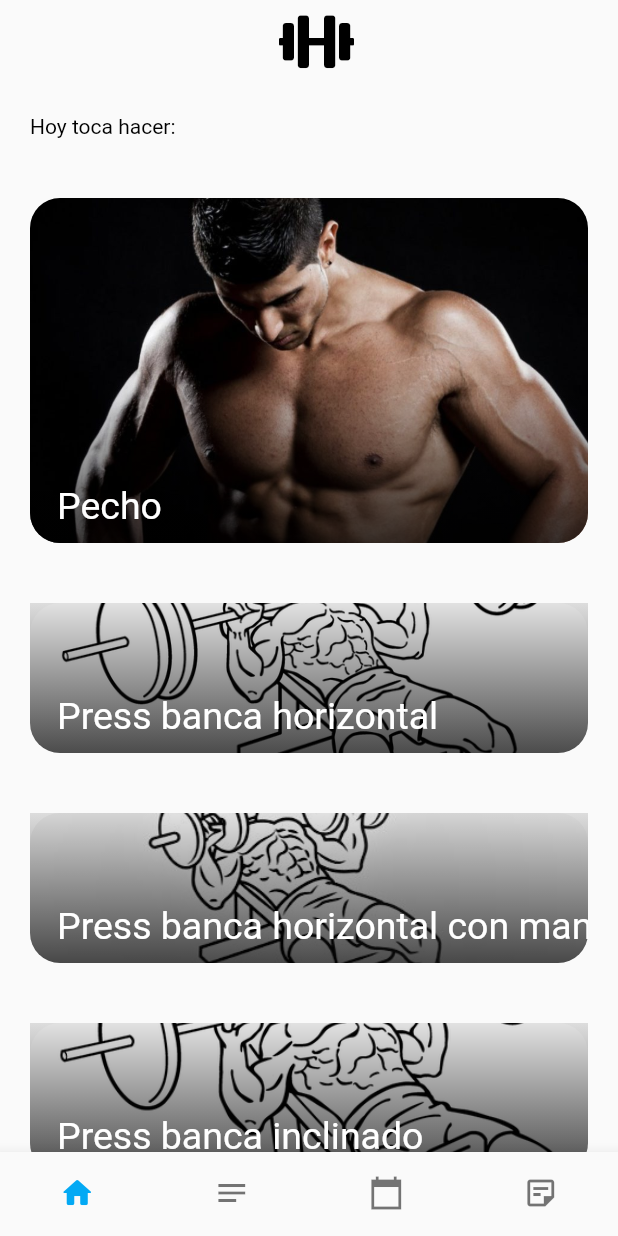
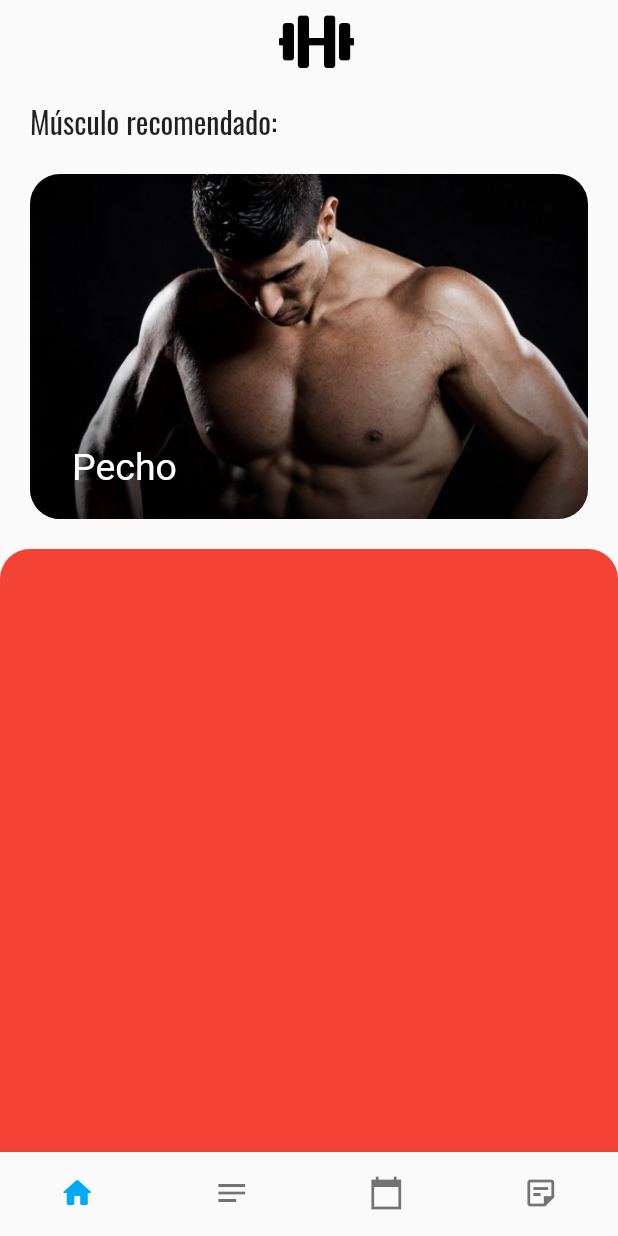
Before and after one commit to luismdelpozo/g_notes, a Flutter app: the screen it shows after launch, on a phone screen of 412 x 824 dp. Run offline on Flutter 3.47's test engine with Material 2 defaults, Android fonts, the phone set to English and light mode, and no system bars; our stand-ins replace google_fonts.

```diff
--- a/lib/inicio.dart
+++ b/lib/inicio.dart
@@ -4,23 +4,16 @@ import 'package:g_notes/models/ejercicios.dart';
 import 'models/musculos.dart';
 import 'models/utils.dart';
 import 'my_flutter_app_icons.dart';
+import 'package:google_fonts/google_fonts.dart';
 
 class Inicio extends StatelessWidget {
   int _selected_musculo = 0;
   List<Musculos> musculos = Utils.getMusculos();
   List<Ejercicios> ejercicios = Utils.getEjercicios();
 
-  //List<Ejercicios> crearListaBuena(){
-    //List<Ejercicios> ejerciciosCorrectos = [];
-    //for(int i = 0; i < ejercicios.length; i++){
-      //if (ejercicios[i].musculo.name == musculos[_selected_musculo].name){
-        //ejerciciosCorrectos.add(ejercicios[i]);
-      //}
-    //}
-    //return ejerciciosCorrectos;
-  //}
+  final Style_letra = const TextStyle(fontSize: 20);
 
-  //List<Ejercicios> ejercicios_correctos = Inicio().crearListaBuena();
+  Radius get radius => new Radius.circular(20);
 
   /// Clasificacion de musculos
   @override
@@ -40,22 +33,21 @@ class Inicio extends StatelessWidget {
         child: Column(
             crossAxisAlignment: CrossAxisAlignment.stretch,
             children: [
-              const Padding(
-                padding: EdgeInsets.all(20.0),
-                child: Text('Hoy toca hacer:',
-                  textAlign: TextAlign.left,
-                  style: TextStyle(color: Colors.black),
+              Padding(
+                padding: EdgeInsets.only(top: 10, left: 20),
+                child: Text('Músculo recomendado:',
+                          textAlign: TextAlign.left,
+                          style: GoogleFonts.oswald(textStyle: Style_letra)
                   ),
                 ),
               Container(
                 margin: const EdgeInsets.all(20),
                 height: 230,
-                width: 150,
                 child: Stack(
                     children: [
                       Positioned.fill(
                           child: ClipRRect(
-                            borderRadius: BorderRadius.circular(20),
+                            borderRadius: BorderRadius.all(radius),
                             child: Image.asset(
                                 'assets/' + musculos[_selected_musculo].imgName,
                                 fit: BoxFit.cover
@@ -69,7 +61,7 @@ class Inicio extends StatelessWidget {
                           child: Container(
                             height: 120,
                             decoration: BoxDecoration(
-                                borderRadius: BorderRadius.circular(20),
+                                borderRadius: BorderRadius.all(radius),
                                 gradient: LinearGradient(
                                     begin: Alignment.bottomCenter,
                                     end: Alignment.topCenter,
@@ -84,7 +76,7 @@ class Inicio extends StatelessWidget {
                       Positioned(
                           bottom: 0,
                           child: Padding(
-                              padding: const EdgeInsets.all(10),
+                              padding: const EdgeInsets.all(20),
                               child: Row(
                                   children: [
                                     const SizedBox(width: 8),
@@ -101,19 +93,27 @@ class Inicio extends StatelessWidget {
                     ]
                 ),
               ),
+              Positioned(
+                  child: Container(
+                    height: 560,
+                    decoration: BoxDecoration(
+                      color: Colors.red,
+                      borderRadius: BorderRadius.all(radius)
+                    ),
+                  )
+              ),
               Expanded(
                   child: ListView.builder(
-                    ///scrollDirection: Axis.horizontal,
                     itemCount: ejercicios.length,
                     itemBuilder: (BuildContext ctx, int index) {
                       return Container(
                         margin: const EdgeInsets.all(20),
-                        height: 100,
+                        height: 120,
                         child: Stack(
                             children: [
                               Positioned.fill(
                                   child: ClipRRect(
-                                    borderRadius: BorderRadius.circular(20),
+                                    borderRadius: BorderRadius.all(radius),
                                     child: Image.asset(
                                         'assets/' + ejercicios[index].imgName,
                                         fit: BoxFit.cover
@@ -149,7 +149,7 @@ class Inicio extends StatelessWidget {
                                             Text(ejercicios[index].name,
                                               style: const TextStyle(
                                                   color: Colors.white,
-                                                  fontSize: 25
+                                                  fontSize: 17
                                               ),
                                             )
                                           ]
--- a/pubspec.yaml
+++ b/pubspec.yaml
@@ -29,6 +29,7 @@ environment:
 dependencies:
   flutter:
     sdk: flutter
+  google_fonts: ^2.1.0
 
 
   # The following adds the Cupertino Icons font to your application.
```
Also changed, not shown: lib/models/search_bar.dart (added, +18 -0 lines), lib/notas.dart (+4 -4 lines), pubspec.lock.
